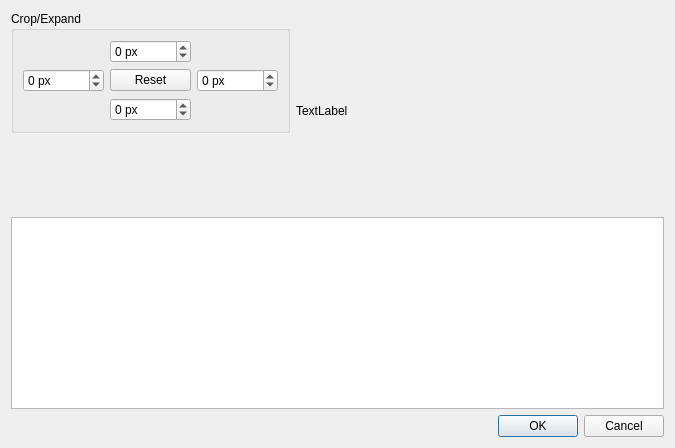
Above: controls/resize/dialogcanvasresize.ui from riuson/lcd-image-converter before the change. Below: the same form after it.
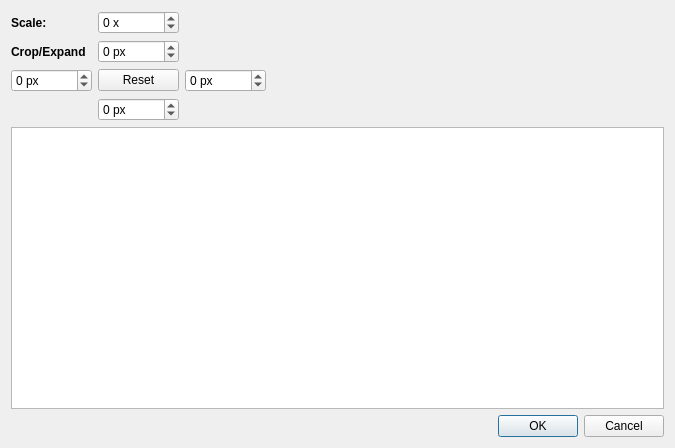
That is the form after the change.

```diff
--- a/controls/resize/dialogcanvasresize.ui
+++ b/controls/resize/dialogcanvasresize.ui
@@ -13,76 +13,10 @@
   <property name="windowTitle">
    <string>Dialog</string>
   </property>
-  <layout class="QVBoxLayout" name="verticalLayout_2">
-   <item>
-    <layout class="QHBoxLayout" name="horizontalLayout">
-     <item>
       <layout class="QVBoxLayout" name="verticalLayout">
        <item>
-        <widget class="QGroupBox" name="groupBox">
-         <property name="sizePolicy">
-          <sizepolicy hsizetype="Minimum" vsizetype="MinimumExpanding">
-           <horstretch>0</horstretch>
-           <verstretch>0</verstretch>
-          </sizepolicy>
-         </property>
-         <property name="title">
-          <string>Crop/Expand</string>
-         </property>
          <layout class="QGridLayout" name="gridLayout">
-          <item row="1" column="1">
-           <widget class="QPushButton" name="pushButtonReset">
-            <property name="text">
-             <string>Reset</string>
-            </property>
-           </widget>
-          </item>
-          <item row="1" column="0">
-           <widget class="QSpinBox" name="spinBoxLeft">
-            <property name="suffix">
-             <string> px</string>
-            </property>
-            <property name="minimum">
-             <number>-65535</number>
-            </property>
-            <property name="maximum">
-             <number>65535</number>
-            </property>
-            <property name="value">
-             <number>0</number>
-            </property>
-           </widget>
-          </item>
-          <item row="0" column="1">
-           <widget class="QSpinBox" name="spinBoxTop">
-            <property name="suffix">
-             <string> px</string>
-            </property>
-            <property name="minimum">
-             <number>-65535</number>
-            </property>
-            <property name="maximum">
-             <number>65535</number>
-            </property>
-            <property name="value">
-             <number>0</number>
-            </property>
-           </widget>
-          </item>
-          <item row="2" column="1">
-           <widget class="QSpinBox" name="spinBoxBottom">
-            <property name="suffix">
-             <string> px</string>
-            </property>
-            <property name="minimum">
-             <number>-65535</number>
-            </property>
-            <property name="maximum">
-             <number>65535</number>
-            </property>
-           </widget>
-          </item>
-          <item row="1" column="2">
+     <item row="2" column="2">
            <widget class="QSpinBox" name="spinBoxRight">
             <property name="suffix">
              <string> px</string>
@@ -95,40 +29,117 @@
             </property>
            </widget>
           </item>
-         </layout>
-        </widget>
-       </item>
-       <item>
-        <spacer name="verticalSpacer">
+     <item row="2" column="0">
+      <widget class="QSpinBox" name="spinBoxLeft">
+       <property name="suffix">
+        <string> px</string>
+       </property>
+       <property name="minimum">
+        <number>-65535</number>
+       </property>
+       <property name="maximum">
+        <number>65535</number>
+       </property>
+       <property name="value">
+        <number>0</number>
+       </property>
+      </widget>
+     </item>
+     <item row="0" column="0">
+      <widget class="QLabel" name="label">
+       <property name="sizePolicy">
+        <sizepolicy hsizetype="Preferred" vsizetype="Preferred">
+         <horstretch>0</horstretch>
+         <verstretch>0</verstretch>
+        </sizepolicy>
+       </property>
+       <property name="font">
+        <font>
+         <weight>75</weight>
+         <bold>true</bold>
+        </font>
+       </property>
+       <property name="text">
+        <string>Scale:</string>
+       </property>
+      </widget>
+     </item>
+     <item row="2" column="3">
+      <spacer name="horizontalSpacer">
          <property name="orientation">
-          <enum>Qt::Vertical</enum>
+        <enum>Qt::Horizontal</enum>
          </property>
          <property name="sizeHint" stdset="0">
           <size>
-           <width>20</width>
-           <height>40</height>
+         <width>40</width>
+         <height>20</height>
           </size>
          </property>
         </spacer>
        </item>
-      </layout>
+     <item row="0" column="1">
+      <widget class="QSpinBox" name="spinBoxScale">
+       <property name="suffix">
+        <string> x</string>
+       </property>
+       <property name="minimum">
+        <number>-65535</number>
+       </property>
+       <property name="maximum">
+        <number>65535</number>
+       </property>
+      </widget>
      </item>
-     <item>
-      <widget class="QLabel" name="labelPreview">
-       <property name="sizePolicy">
-        <sizepolicy hsizetype="Expanding" vsizetype="Expanding">
-         <horstretch>0</horstretch>
-         <verstretch>0</verstretch>
-        </sizepolicy>
+     <item row="1" column="0">
+      <widget class="QLabel" name="label_2">
+       <property name="font">
+        <font>
+         <weight>75</weight>
+         <bold>true</bold>
+        </font>
        </property>
        <property name="text">
-        <string>TextLabel</string>
+        <string>Crop/Expand</string>
        </property>
       </widget>
      </item>
-    </layout>
-   </item>
-   <item>
+     <item row="1" column="1">
+      <widget class="QSpinBox" name="spinBoxTop">
+       <property name="suffix">
+        <string> px</string>
+       </property>
+       <property name="minimum">
+        <number>-65535</number>
+       </property>
+       <property name="maximum">
+        <number>65535</number>
+       </property>
+       <property name="value">
+        <number>0</number>
+       </property>
+      </widget>
+     </item>
+     <item row="3" column="1">
+      <widget class="QSpinBox" name="spinBoxBottom">
+       <property name="suffix">
+        <string> px</string>
+       </property>
+       <property name="minimum">
+        <number>-65535</number>
+       </property>
+       <property name="maximum">
+        <number>65535</number>
+       </property>
+      </widget>
+     </item>
+     <item row="2" column="1">
+      <widget class="QPushButton" name="pushButtonReset">
+       <property name="text">
+        <string>Reset</string>
+       </property>
+      </widget>
+     </item>
+     <item row="4" column="0" colspan="4">
     <widget class="QTableView" name="tableView">
      <property name="sizePolicy">
       <sizepolicy hsizetype="Expanding" vsizetype="Minimum">
@@ -137,6 +148,8 @@
       </sizepolicy>
      </property>
     </widget>
+     </item>
+    </layout>
    </item>
    <item>
     <widget class="QDialogButtonBox" name="buttonBox">
```
Lines whose indentation alone changed are shown as unchanged.
